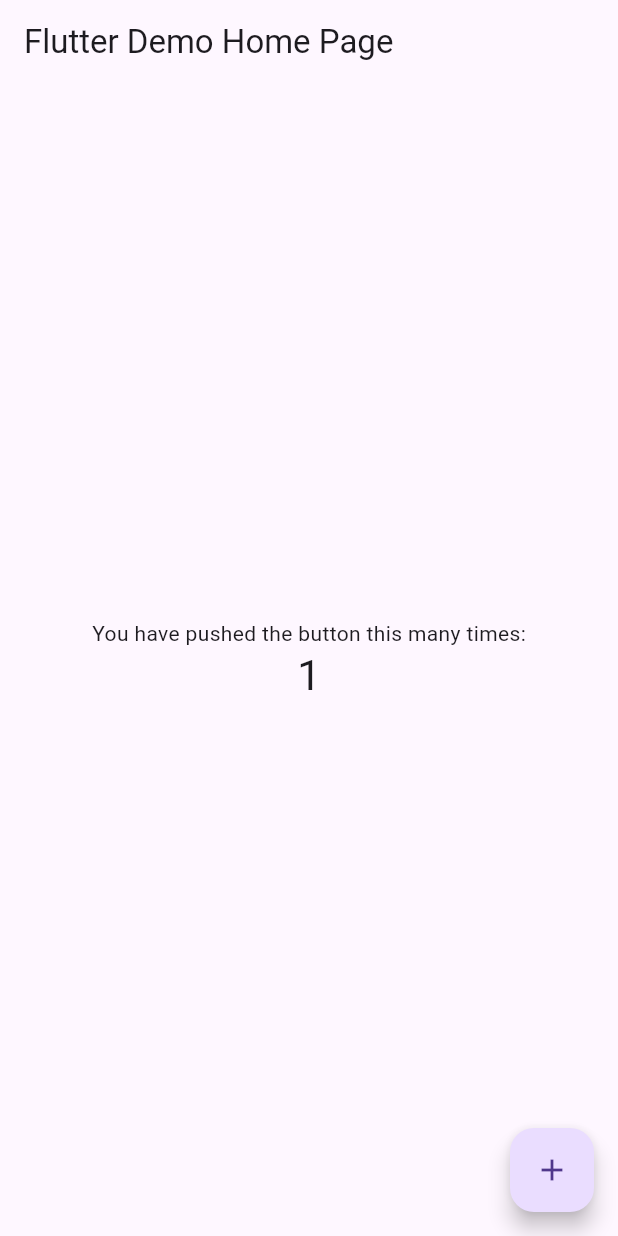
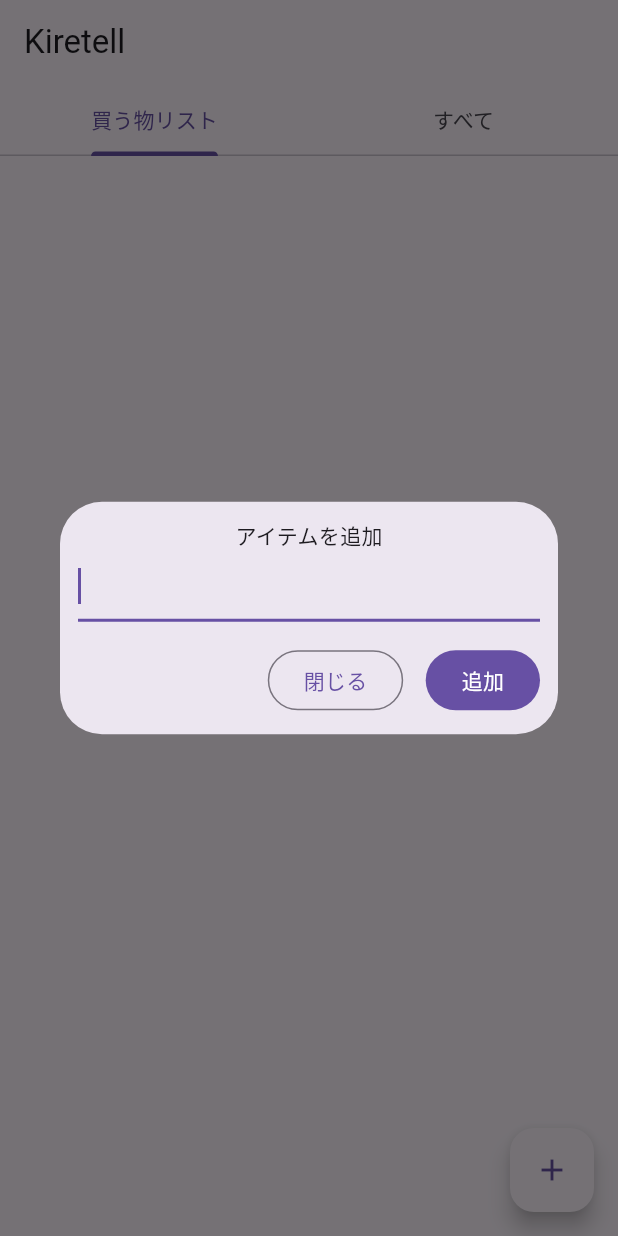
Before and after one commit to hirokisakabe/kiretell, a Flutter app: the screen it shows after launch, after a tap on the "add" icon, on a phone screen of 412 x 824 dp. Run offline on Flutter 3.47's test engine with Material 3 defaults, Android fonts, the light colour scheme and no system bars; our stand-ins replace flutter_slidable, sqflite; accounts and stored records are empty.

Commit message:
MVPの機能を実装

```diff
--- /dev/null
+++ b/lib/add_item_dialog.dart
@@ -0,0 +1,56 @@
+import 'package:flutter/material.dart';
+import 'dart:async';
+
+class AddItemDialog extends StatefulWidget {
+  const AddItemDialog({super.key, required this.onClickAddButton});
+
+  final Future<void> Function(String) onClickAddButton;
+
+  @override
+  State<AddItemDialog> createState() => _AddItemDialogState();
+}
+
+class _AddItemDialogState extends State<AddItemDialog> {
+  final textEditingController = TextEditingController();
+
+  @override
+  void dispose() {
+    textEditingController.dispose();
+    super.dispose();
+  }
+
+  @override
+  Widget build(BuildContext context) {
+    return Container(
+        margin: const EdgeInsets.all(12.0),
+        child: Column(
+          mainAxisSize: MainAxisSize.min,
+          mainAxisAlignment: MainAxisAlignment.center,
+          children: <Widget>[
+            const Text('アイテムを追加'),
+            TextField(
+              controller: textEditingController,
+              autofocus: true,
+            ),
+            const SizedBox(height: 15),
+            Row(
+              mainAxisAlignment: MainAxisAlignment.end,
+              children: [
+                OutlinedButton(
+                    onPressed: () {
+                      Navigator.pop(context);
+                    },
+                    child: const Text('閉じる')),
+                const SizedBox(width: 15),
+                FilledButton(
+                    onPressed: () async {
+                      await widget.onClickAddButton(textEditingController.text);
+                      Navigator.pop(context);
+                    },
+                    child: const Text('追加'))
+              ],
+            ),
+          ],
+        ));
+  }
+}
--- /dev/null
+++ b/lib/database.dart
@@ -0,0 +1,15 @@
+import 'dart:async';
+import 'package:path/path.dart';
+import 'package:sqflite/sqflite.dart';
+
+Future<Database> initDatabase() async {
+  return openDatabase(
+    join(await getDatabasesPath(), 'ShoppingItems_database.db'),
+    onCreate: (db, version) {
+      return db.execute(
+        'CREATE TABLE ShoppingItems(id String PRIMARY KEY, name TEXT, needToBuy BOOLEAN)',
+      );
+    },
+    version: 1,
+  );
+}
--- /dev/null
+++ b/lib/item_list.dart
@@ -0,0 +1,71 @@
+import 'package:flutter/material.dart';
+import 'package:flutter_slidable/flutter_slidable.dart';
+import 'shoppingItem.dart';
+
+class ItemListWidget extends StatefulWidget {
+  const ItemListWidget(
+      {super.key,
+      required this.shoppingItems,
+      required this.onPressedEditButton,
+      required this.onPressedDeleteButton,
+      required this.onPressedCheckButton});
+
+  final List<ShoppingItem> shoppingItems;
+  final void Function(ShoppingItem) onPressedEditButton;
+  final void Function(String) onPressedDeleteButton;
+  final void Function(String, bool) onPressedCheckButton;
+
+  @override
+  State<ItemListWidget> createState() => _ItemListWidgetState();
+}
+
+class _ItemListWidgetState extends State<ItemListWidget> {
+  @override
+  Widget build(BuildContext context) {
+    return Container(
+        margin: const EdgeInsets.all(12.0),
+        child: Column(
+          children: (widget.shoppingItems)
+              .map((item) => Slidable(
+                    endActionPane: ActionPane(
+                      motion: const ScrollMotion(),
+                      children: [
+                        SlidableAction(
+                          onPressed: (context) {
+                            widget.onPressedEditButton(item);
+                          },
+                          backgroundColor: const Color(0xFF21B7CA),
+                          foregroundColor: Colors.white,
+                          icon: Icons.edit,
+                          label: '編集',
+                        ),
+                        SlidableAction(
+                          onPressed: (context) {
+                            widget.onPressedDeleteButton(item.id);
+                          },
+                          backgroundColor: const Color(0xFFFE4A49),
+                          foregroundColor: Colors.white,
+                          icon: Icons.delete,
+                          label: '削除',
+                        ),
+                      ],
+                    ),
+                    child: Row(
+                      children: [
+                        IconButton(
+                            onPressed: () => widget.onPressedCheckButton(
+                                item.id, !item.needToBuy),
+                            icon: item.needToBuy
+                                ? const Icon(Icons.check_box_outline_blank)
+                                : const Icon(Icons.check_box)),
+                        Text(
+                          item.name,
+                          style: const TextStyle(fontSize: 20),
+                        ),
+                      ],
+                    ),
+                  ))
+              .toList(),
+        ));
+  }
+}
--- a/lib/main.dart
+++ b/lib/main.dart
@@ -1,4 +1,13 @@
 import 'package:flutter/material.dart';
+import 'package:kiretell/edit_item_dialog.dart';
+import 'dart:async';
+import 'package:uuid/uuid.dart';
+import 'add_item_dialog.dart';
+import 'item_list.dart';
+import 'shoppingItem.dart';
+import 'shopping_item_db.dart';
+
+var uuid = Uuid();
 
 void main() {
   runApp(const MyApp());
@@ -7,109 +16,150 @@
 class MyApp extends StatelessWidget {
   const MyApp({super.key});
 
-  // This widget is the root of your application.
   @override
   Widget build(BuildContext context) {
-    return MaterialApp(
-      title: 'Flutter Demo',
-      theme: ThemeData(
-        // This is the theme of your application.
-        //
-        // Try running your application with "flutter run". You'll see the
-        // application has a blue toolbar. Then, without quitting the app, try
-        // changing the primarySwatch below to Colors.green and then invoke
-        // "hot reload" (press "r" in the console where you ran "flutter run",
-        // or simply save your changes to "hot reload" in a Flutter IDE).
-        // Notice that the counter didn't reset back to zero; the application
-        // is not restarted.
-        primarySwatch: Colors.blue,
-      ),
-      home: const MyHomePage(title: 'Flutter Demo Home Page'),
-    );
+    return const MaterialApp(title: 'Kiretell', home: MyHomePage());
   }
 }
 
 class MyHomePage extends StatefulWidget {
-  const MyHomePage({super.key, required this.title});
-
-  // This widget is the home page of your application. It is stateful, meaning
-  // that it has a State object (defined below) that contains fields that affect
-  // how it looks.
-
-  // This class is the configuration for the state. It holds the values (in this
-  // case the title) provided by the parent (in this case the App widget) and
-  // used by the build method of the State. Fields in a Widget subclass are
-  // always marked "final".
-
-  final String title;
+  const MyHomePage({super.key});
 
   @override
   State<MyHomePage> createState() => _MyHomePageState();
 }
 
 class _MyHomePageState extends State<MyHomePage> {
-  int _counter = 0;
+  List<ShoppingItem> shoppingItems = [];
 
-  void _incrementCounter() {
+  var shoppingItemDB = ShoppingItemDB();
+
+  void checkItem(String id, bool needToBuy) async {
+    await shoppingItemDB.updateShoppingItemToBuy(id, needToBuy);
+
+    var items = await shoppingItemDB.fetchShoppingItems();
     setState(() {
-      // This call to setState tells the Flutter framework that something has
-      // changed in this State, which causes it to rerun the build method below
-      // so that the display can reflect the updated values. If we changed
-      // _counter without calling setState(), then the build method would not be
-      // called again, and so nothing would appear to happen.
-      _counter++;
+      shoppingItems = items;
     });
+  }
+
+  Future<void> addItem(String itemName) async {
+    await shoppingItemDB.insertShoppingItem(
+        ShoppingItem(id: uuid.v4(), name: itemName, needToBuy: true));
+
+    var items = await shoppingItemDB.fetchShoppingItems();
+    setState(() {
+      shoppingItems = items;
+    });
+  }
+
+  Future<void> editItem(ShoppingItem shoppingItem) async {
+    await shoppingItemDB.updateShoppingItem(shoppingItem);
+
+    var items = await shoppingItemDB.fetchShoppingItems();
+    setState(() {
+      shoppingItems = items;
+    });
+  }
+
+  Future<void> deleteItem(String itemId) async {
+    await shoppingItemDB.deleteShoppingItem(itemId);
+
+    var items = await shoppingItemDB.fetchShoppingItems();
+    setState(() {
+      shoppingItems = items;
+    });
+  }
+
+  Future<void> initShoppingItems() async {
+    shoppingItems = await shoppingItemDB.fetchShoppingItems();
+  }
+
+  void openEditItemDialog(ShoppingItem shoppingItemToEdit) {
+    showDialog<String>(
+      context: context,
+      builder: (BuildContext context) => Dialog(
+        child: EditItemDialog(
+          onClickEditButton: editItem,
+          shoppingItem: shoppingItemToEdit,
+        ),
+      ),
+    );
+  }
+
+  @override
+  void initState() {
+    super.initState();
+
+    WidgetsFlutterBinding.ensureInitialized();
+    shoppingItemDB.initialize();
+
+    initShoppingItems(); //不要かも
   }
 
   @override
   Widget build(BuildContext context) {
-    // This method is rerun every time setState is called, for instance as done
-    // by the _incrementCounter method above.
-    //
-    // The Flutter framework has been optimized to make rerunning build methods
-    // fast, so that you can just rebuild anything that needs updating rather
-    // than having to individually change instances of widgets.
-    return Scaffold(
+    final ColorScheme colorScheme = Theme.of(context).colorScheme;
+
+    return DefaultTabController(
+        length: 2,
+        child: Scaffold(
           appBar: AppBar(
-        // Here we take the value from the MyHomePage object that was created by
-        // the App.build method, and use it to set our appbar title.
-        title: Text(widget.title),
+            title: const Text('Kiretell'),
+            bottom: const TabBar(
+              tabs: [
+                Tab(text: "買う物リスト"),
+                Tab(text: "すべて"),
+              ],
             ),
-      body: Center(
-        // Center is a layout widget. It takes a single child and positions it
-        // in the middle of the parent.
-        child: Column(
-          // Column is also a layout widget. It takes a list of children and
-          // arranges them vertically. By default, it sizes itself to fit its
-          // children horizontally, and tries to be as tall as its parent.
-          //
-          // Invoke "debug painting" (press "p" in the console, choose the
-          // "Toggle Debug Paint" action from the Flutter Inspector in Android
-          // Studio, or the "Toggle Debug Paint" command in Visual Studio Code)
-          // to see the wireframe for each widget.
-          //
-          // Column has various properties to control how it sizes itself and
-          // how it positions its children. Here we use mainAxisAlignment to
-          // center the children vertically; the main axis here is the vertical
-          // axis because Columns are vertical (the cross axis would be
-          // horizontal).
-          mainAxisAlignment: MainAxisAlignment.center,
-          children: <Widget>[
-            const Text(
-              'You have pushed the button this many times:',
           ),
-            Text(
-              '$_counter',
-              style: Theme.of(context).textTheme.headlineMedium,
+          body: TabBarView(
+            children: [
+              FutureBuilder(
+                future: initShoppingItems(),
+                builder: (var context, var snapshot) {
+                  if (snapshot.hasError) {
+                    print(snapshot.error);
+                    return const Text("エラーが発生しました");
+                  }
+
+                  return ItemListWidget(
+                    shoppingItems:
+                        shoppingItems.where((item) => item.needToBuy).toList(),
+                    onPressedEditButton: openEditItemDialog,
+                    onPressedDeleteButton: deleteItem,
+                    onPressedCheckButton: checkItem,
+                  );
+                },
+              ),
+              FutureBuilder(
+                future: initShoppingItems(),
+                builder: (var context, var snapshot) {
+                  if (snapshot.hasError) {
+                    print(snapshot.error);
+                    return const Text("エラーが発生しました");
+                  }
+
+                  return ItemListWidget(
+                    shoppingItems: shoppingItems,
+                    onPressedEditButton: openEditItemDialog,
+                    onPressedDeleteButton: deleteItem,
+                    onPressedCheckButton: checkItem,
+                  );
+                },
               ),
             ],
           ),
+          floatingActionButton: FloatingActionButton(
+            onPressed: () => showDialog<String>(
+              context: context,
+              builder: (BuildContext context) =>
+                  Dialog(child: AddItemDialog(onClickAddButton: addItem)),
             ),
-      floatingActionButton: FloatingActionButton(
-        onPressed: _incrementCounter,
-        tooltip: 'Increment',
+            foregroundColor: colorScheme.primary,
+            backgroundColor: colorScheme.surface,
             child: const Icon(Icons.add),
-      ), // This trailing comma makes auto-formatting nicer for build methods.
-    );
+          ),
+        ));
   }
 }
--- /dev/null
+++ b/lib/shoppingItem.dart
@@ -0,0 +1,24 @@
+class ShoppingItem {
+  final String id;
+  final String name;
+  final bool needToBuy;
+
+  const ShoppingItem({
+    required this.id,
+    required this.name,
+    required this.needToBuy,
+  });
+
+  Map<String, dynamic> toMap() {
+    return {
+      'id': id,
+      'name': name,
+      'needToBuy': needToBuy,
+    };
+  }
+
+  @override
+  String toString() {
+    return 'ShoppingItem{id: $id, name: $name needToBuy: $needToBuy}';
+  }
+}
```
Also changed, not shown: lib/edit_item_dialog.dart (added, +72 -0 lines), lib/shopping_item_db.dart (added, +72 -0 lines), pubspec.yaml (+6 -4 lines), pubspec.lock, 13 other files. Lines whose indentation alone changed are shown as unchanged.
